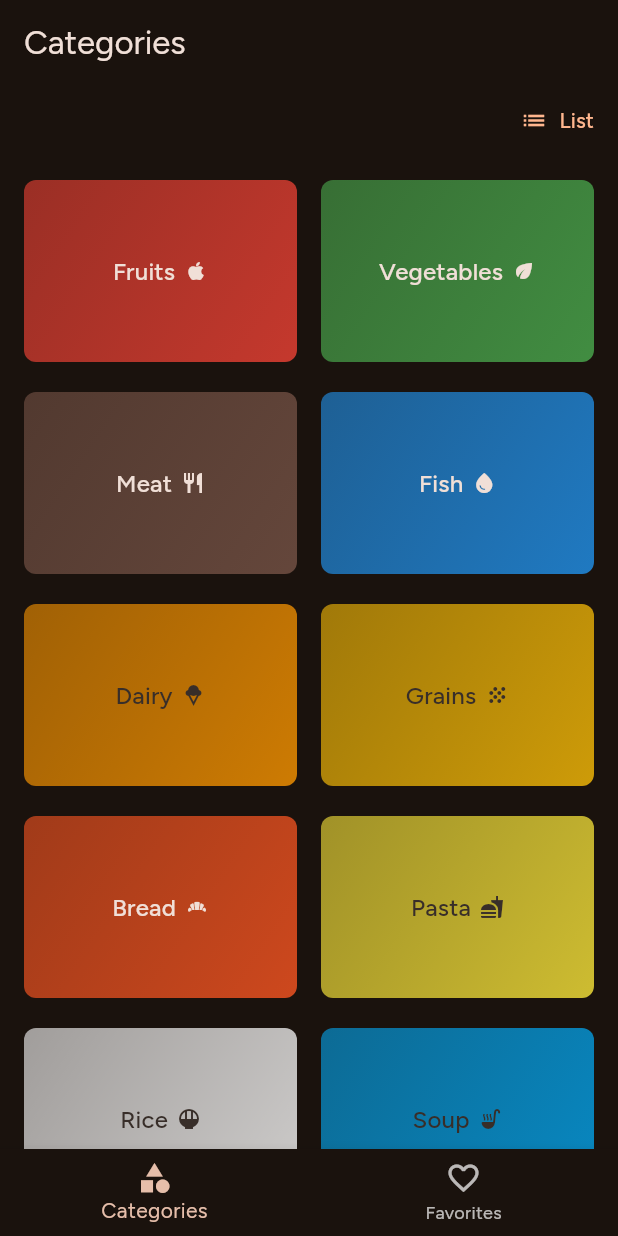
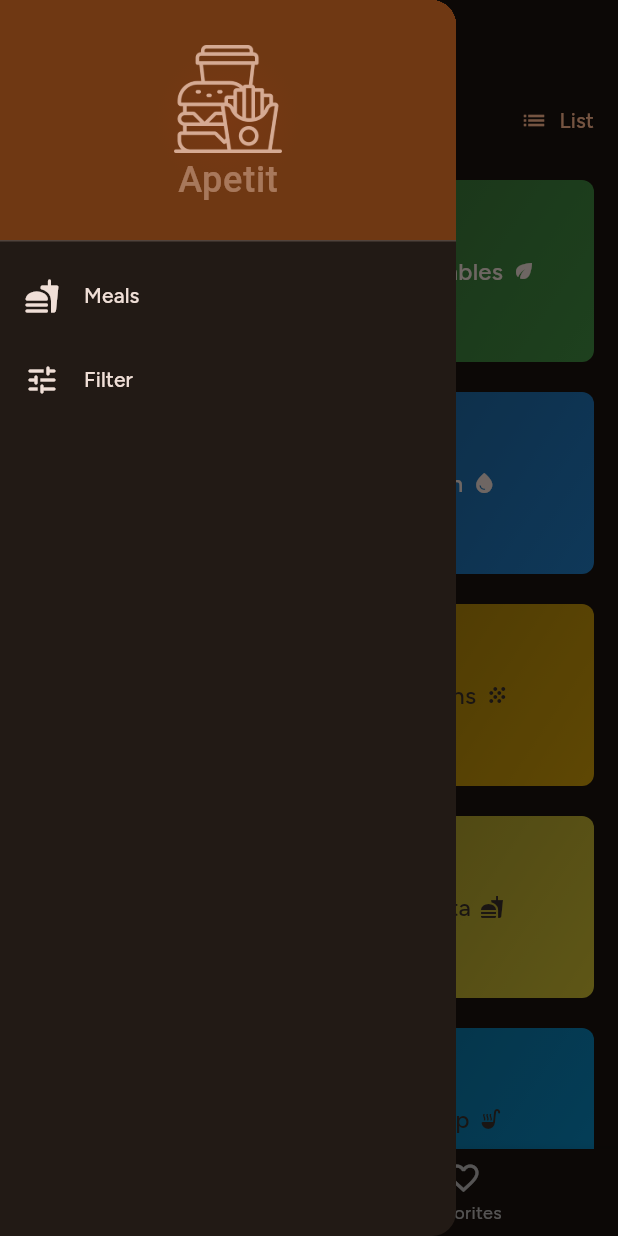
Before and after one commit to israel-oye/apetit-app, a Flutter app: the AppScreen screen opened directly, with the side drawer open (before the commit the screen has no drawer), on a phone screen of 412 x 824 dp. Run offline on Flutter 3.47's test engine with Material 3 defaults, Android fonts, the phone set to English and light mode, and no system bars; our stand-ins replace google_fonts, transparent_image; Roboto replaces fonts that are missing (Sniglet).

Commit message:
Add app drawer components

```diff
--- a/lib/screens/app_screen.dart
+++ b/lib/screens/app_screen.dart
@@ -1,5 +1,6 @@
 import 'package:apetit/screens/categories_screen.dart';
 import 'package:apetit/screens/favorite_screen.dart';
+import 'package:apetit/widgets/main_drawer.dart';
 import 'package:flutter/material.dart';
 
 class AppScreen extends StatefulWidget {
@@ -18,6 +19,14 @@ class _AppScreenState extends State<AppScreen> {
   int _selectedScreenIndex = 0;
   String _appBarTitle = '';
 
+  void _goToNavPage(String navLabel){
+    if (navLabel == 'Meals'){
+
+    } else{
+
+    }
+  }
+
   @override
   Widget build(BuildContext context) {
 
@@ -31,6 +40,7 @@ class _AppScreenState extends State<AppScreen> {
       appBar: AppBar(
         title: Text(_appBarTitle),
       ),
+      drawer: MainDrawer(onSelectNav: _goToNavPage,),
       body: _screens[_selectedScreenIndex],
       bottomNavigationBar: BottomNavigationBar(
         currentIndex: _selectedScreenIndex,
--- /dev/null
+++ b/lib/widgets/drawer_menu.dart
@@ -0,0 +1,28 @@
+import 'package:flutter/material.dart';
+
+class DrawerMenu extends StatelessWidget {
+  const DrawerMenu({super.key, required this.label, required this.icon, required this.onSelectMenu});
+
+  final String label;
+  final IconData icon;
+  final void Function(String navLabel) onSelectMenu;
+
+  @override
+  Widget build(BuildContext context) {
+    final theme = Theme.of(context);
+
+    return ListTile(
+      onTap: (){
+        Navigator.pop(context);
+        onSelectMenu(label);
+      },
+      leading: Icon(icon, size: 24, color: theme.colorScheme.onSurface),
+      title: Text(
+        label,
+        style: theme.textTheme.titleSmall!.copyWith(
+          color: theme.colorScheme.onSurface,
+        ),
+      ),
+    );
+  }
+}
--- /dev/null
+++ b/lib/widgets/main_drawer.dart
@@ -0,0 +1,69 @@
+import 'package:apetit/widgets/drawer_menu.dart';
+import 'package:flutter/material.dart';
+import 'package:google_fonts/google_fonts.dart';
+
+class MainDrawer extends StatelessWidget {
+  const MainDrawer({super.key, required this.onSelectNav});
+
+  final void Function(String navLabel) onSelectNav;
+
+  @override
+  Widget build(BuildContext context) {
+    final theme = Theme.of(context);
+
+    return Drawer(
+      child: Column(
+        children: [
+          DrawerHeader(
+            decoration: BoxDecoration(
+              gradient: RadialGradient(
+                radius: 0.3,
+                colors: <Color>[
+                  theme.colorScheme.primaryContainer.withRed(120),
+                  theme.colorScheme.primaryContainer,
+                ],
+              ),
+            ),
+            child: SizedBox(
+              width: double.infinity,
+              child: Column(
+                // mainAxisSize: MainAxisSize.min,
+                mainAxisAlignment: MainAxisAlignment.center,
+                children: [
+                  Opacity(
+                    opacity: 0.7,
+                    child: Image.asset(
+                      'assets/images/burger-outline-on.png',
+                      width: 72,
+                    ),
+                  ),
+                  const SizedBox(width: 16),
+                  Text(
+                    'Apetit',
+                    style: GoogleFonts.sniglet(
+                      color: theme.colorScheme.onPrimaryContainer.withAlpha(
+                        100,
+                      ),
+                      fontWeight: FontWeight.w500,
+                      fontSize: 24,
+                    ),
+                  ),
+                ],
+              ),
+            ),
+          ),
+          DrawerMenu(
+            label: 'Meals',
+            icon: Icons.fastfood_rounded,
+            onSelectMenu: onSelectNav,
+          ),
+          DrawerMenu(
+            label: 'Filter',
+            icon: Icons.tune_rounded,
+            onSelectMenu: onSelectNav,
+          ),
+        ],
+      ),
+    );
+  }
+}
--- a/pubspec.yaml
+++ b/pubspec.yaml
@@ -65,7 +65,7 @@ flutter:
 
   # To add assets to your application, add an assets section, like this:
   assets:
-      - assets/images/burger.png
+      - assets/images/
   #   - images/a_dot_burr.jpeg
   #   - images/a_dot_ham.jpeg
 
```
Also changed, not shown: assets/images/burger-outline-on.png (added), assets/images/burger-outline.png (added).
